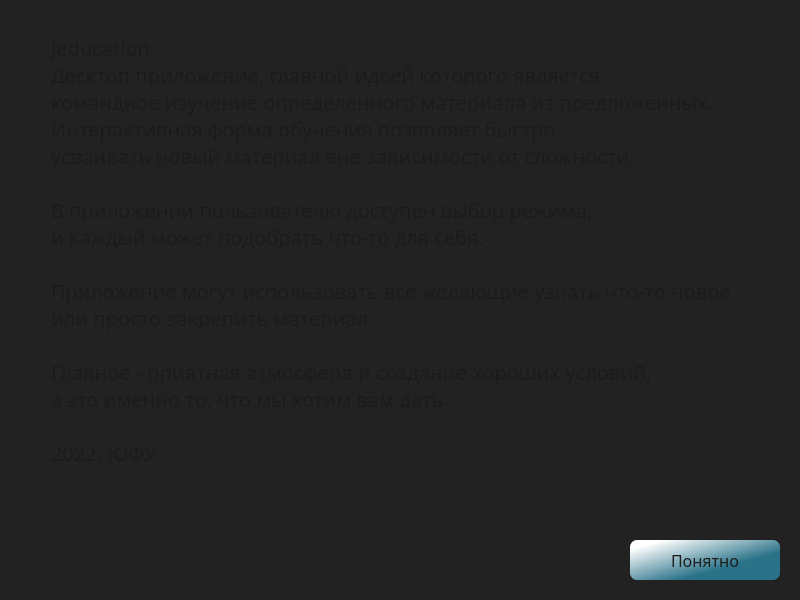
Qt form Client/jeducation-v0.1/info.ui (Avedik/Desktop-application-IEducation) before a commit.
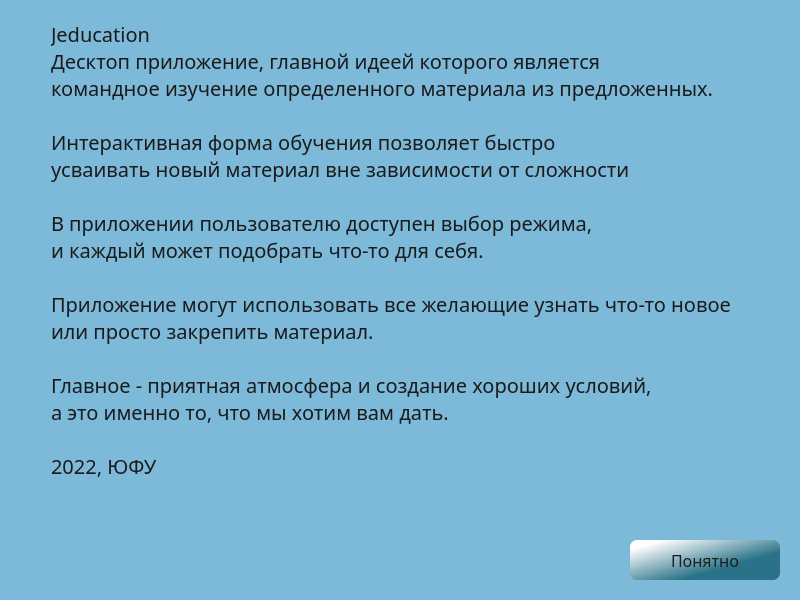
The same form after that commit.

What changed in the file:
```diff
--- a/Client/jeducation-v0.1/info.ui
+++ b/Client/jeducation-v0.1/info.ui
@@ -25,7 +25,7 @@
    <string>JEducation v0.1</string>
   </property>
   <property name="styleSheet">
-   <string notr="true">background-color: rgb(34, 34, 34);</string>
+   <string notr="true">background-color: rgb(125, 185, 217);</string>
   </property>
   <layout class="QVBoxLayout" name="verticalLayout">
    <property name="spacing">
@@ -77,6 +77,7 @@
         <string>Jeducation
 Десктоп приложение, главной идеей которого является 
 командное изучение определенного материала из предложенных.
+
 Интерактивная форма обучения позволяет быстро 
 усваивать новый материал вне зависимости от сложности
 
```
